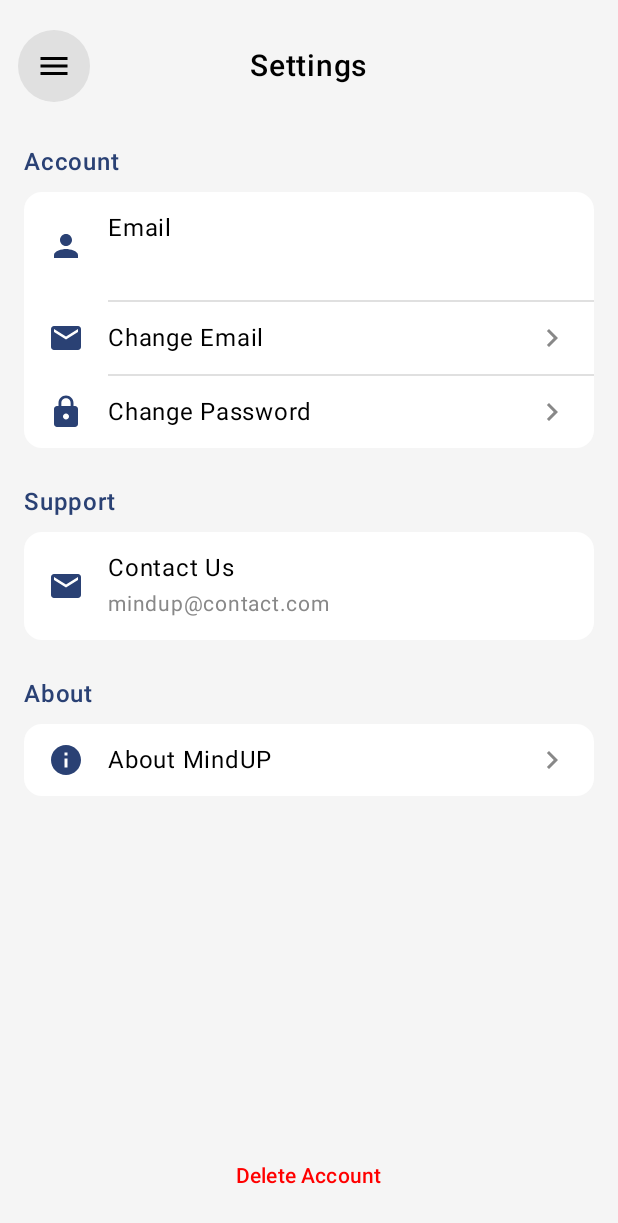
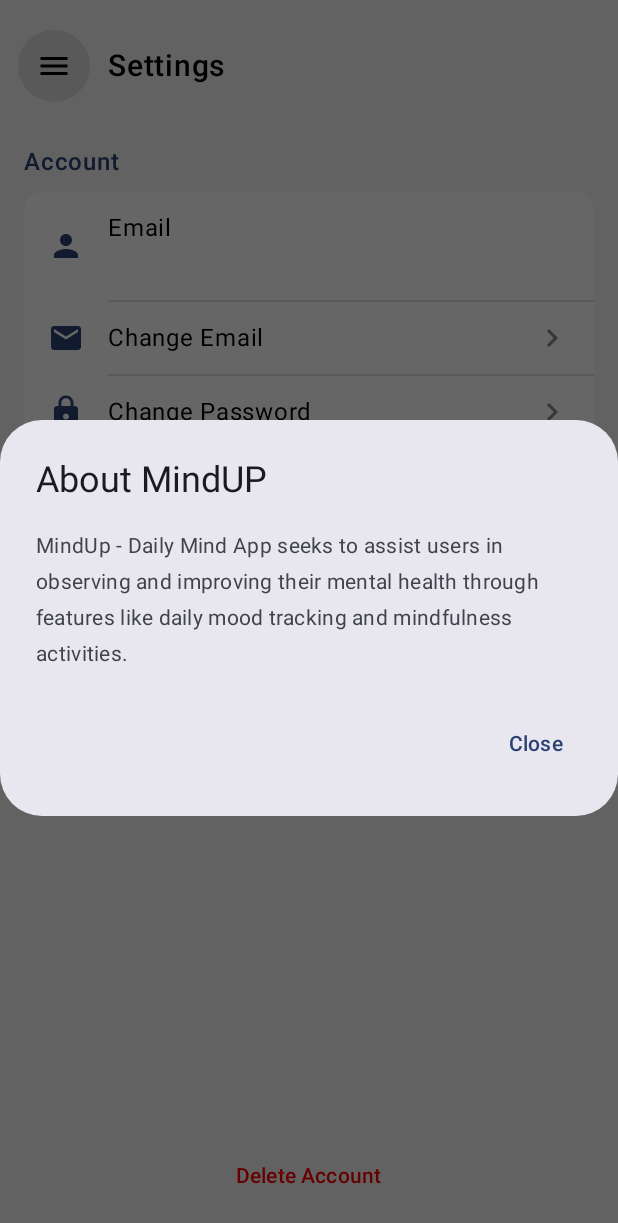
Before and after one commit to talhanuhuymaz/MindUP, an Android app built with Jetpack Compose: the SettingsPage screen opened through its navigation route, after a tap on "About MindUP", on a phone screen of 412 x 824 dp. Shown: the top 1223 px of the screen. Run offline under Robolectric (Android 15) with nearby library versions, the phone set to English and light mode, and no system bars; our stand-ins replace Firebase (no records; nobody signed in at launch, a user with empty details on screens opened directly), Room's generated code, livedata-compose; libraries missing offline, so code that uses them is left out: com.patrykandpatrick.vico.

Commit message:
settings page design and about part

```diff
--- a/app/src/main/java/com/yeditepe/mindup/screens/SettingsPage.kt
+++ b/app/src/main/java/com/yeditepe/mindup/screens/SettingsPage.kt
@@ -46,6 +46,7 @@ fun SettingsPage(
     var confirmNewEmail by remember { mutableStateOf("") }
     var confirmNewPassword by remember { mutableStateOf("") }
     var emailChangePassword by remember { mutableStateOf("") }
+    var showAboutDialog by remember { mutableStateOf(false) }
 
     val currentUser = authViewModel.getCurrentUser()
     val auth = authViewModel.getAuth()
@@ -62,7 +63,6 @@ fun SettingsPage(
             modifier = Modifier
                 .fillMaxWidth()
                 .padding(horizontal = 16.dp, vertical = 8.dp),
-            horizontalArrangement = Arrangement.SpaceBetween,
             verticalAlignment = Alignment.CenterVertically
         ) {
             IconButton(
@@ -80,13 +80,12 @@ fun SettingsPage(
                     tint = Color.Black
                 )
             }
+            Spacer(modifier = Modifier.width(16.dp))
             Text(
                 text = "Settings",
                 fontSize = 20.sp,
                 fontWeight = FontWeight.SemiBold
             )
-            // Sağ tarafta boşluk için görünmez bir spacer
-            Spacer(modifier = Modifier.size(40.dp))
         }
 
         Spacer(modifier = Modifier.height(16.dp))
@@ -130,7 +129,7 @@ fun SettingsPage(
             SettingsItem(
                 icon = Icons.Default.Info,
                 title = "About MindUP",
-                onClick = { /* About Logic */ }
+                onClick = { showAboutDialog = true }
             )
         }
 
@@ -351,6 +350,27 @@ fun SettingsPage(
                 }
             )
         }
+
+        // About Dialog
+        if (showAboutDialog) {
+            AlertDialog(
+                onDismissRequest = { showAboutDialog = false },
+                title = { Text("About MindUP") },
+                text = {
+                    Text(
+                        "MindUp - Daily Mind App seeks to assist users in observing and improving " +
+                        "their mental health through features like daily mood tracking and mindfulness " +
+                        "activities.",
+                        lineHeight = 24.sp
+                    )
+                },
+                confirmButton = {
+                    TextButton(onClick = { showAboutDialog = false }) {
+                        Text("Close")
+                    }
+                }
+            )
+        }
     }
 }
 
```
